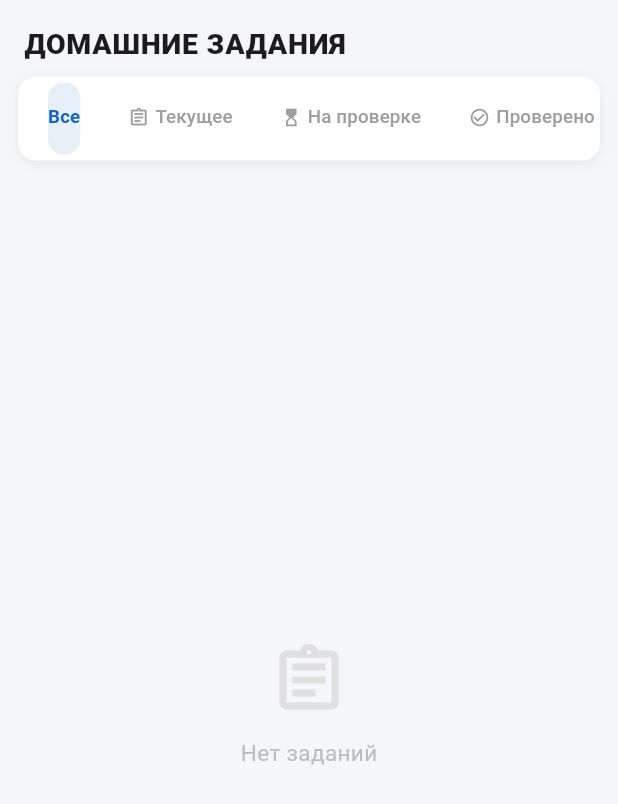
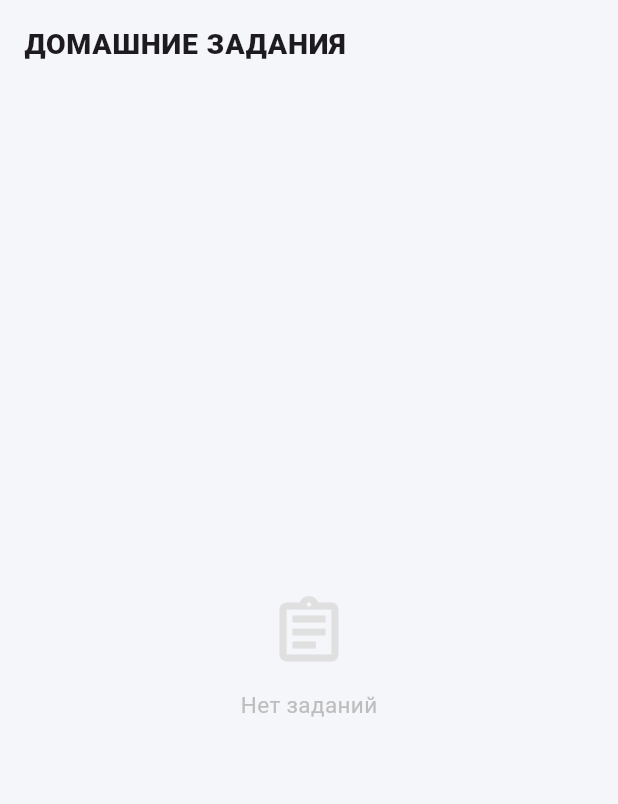
Before and after one commit to pRpJ132/jurnalTop, a Flutter app: the HomeworkScreen screen opened directly, on a phone screen of 412 x 824 dp. Shown: the top 804 px of the screen. Run offline on Flutter 3.47's test engine with Material 3 defaults, Android fonts, the phone set to English and light mode, and no system bars; our stand-ins replace fl_chart, flutter_secure_storage, flutter_svg, logger, shared_preferences, toastification; accounts and stored records are empty; network calls fail.

Commit message:
чуть поменля анимации и убрал старые фильтры так как они не подойдут сто пудов нужны другие

```diff
--- a/lib/screens/main_screen/screens/homework_screen/homework_screen.dart
+++ b/lib/screens/main_screen/screens/homework_screen/homework_screen.dart
@@ -11,9 +11,7 @@ class HomeworkScreen extends StatefulWidget {
   State<HomeworkScreen> createState() => _HomeworkScreenState();
 }
 
-class _HomeworkScreenState extends State<HomeworkScreen>
-    with SingleTickerProviderStateMixin {
-  late TabController _tabController;
+class _HomeworkScreenState extends State<HomeworkScreen> {
 
   final Map<int, List<dynamic>> homeworkByStatus = {
     0: [],
@@ -29,20 +27,11 @@ class _HomeworkScreenState extends State<HomeworkScreen>
     3: false,
   };
 
-  static const List<int?> _tabStatuses = [null, 3, 2, 1, 0];
-
   @override
   void initState() {
     super.initState();
-    _tabController = TabController(length: 5, vsync: this);
     _loadHomework();
     _loadCounts();
-  }
-
-  @override
-  void dispose() {
-    _tabController.dispose();
-    super.dispose();
   }
 
   Future<void> _loadHomework() async {
@@ -81,13 +70,13 @@ class _HomeworkScreenState extends State<HomeworkScreen>
   Color _getStatusColor(int status) {
     switch (status) {
       case 0:
-        return const Color(0xFFD32F2F);
+        return const Color.fromARGB(255, 211, 47, 47);
       case 1:
-        return const Color(0xFF2E7D32);
+        return const Color.fromARGB(255, 46, 125, 50);
       case 2:
-        return const Color(0xFFE65100);
+        return const Color.fromARGB(255, 223, 203, 19);
       case 3:
-        return const Color(0xFF1565C0);
+        return const Color.fromARGB(255, 21, 101, 192);
       default:
         return Colors.grey;
     }
@@ -192,13 +181,6 @@ class _HomeworkScreenState extends State<HomeworkScreen>
           color: Colors.white,
           borderRadius: BorderRadius.circular(10),
           border: Border.all(color: color.withOpacity(0.4), width: 1.2),
-          boxShadow: [
-            BoxShadow(
-              color: color.withOpacity(0.06),
-              blurRadius: 6,
-              offset: const Offset(0, 2),
-            ),
-          ],
         ),
         child: IntrinsicHeight(
           child: Row(
@@ -281,7 +263,7 @@ class _HomeworkScreenState extends State<HomeworkScreen>
                             style: TextStyle(
                               fontSize: 10,
                               color: Colors.grey.shade500,
-                              fontStyle: FontStyle.italic,
+                              fontWeight: FontWeight.bold
                             ),
                           ),
                         ],
@@ -308,38 +290,42 @@ class _HomeworkScreenState extends State<HomeworkScreen>
     final isCollapsed = _collapsed[status] ?? false;
 
     return Column(
-      crossAxisAlignment: CrossAxisAlignment.start,
+      crossAxisAlignment: CrossAxisAlignment.center,
       children: [
         _buildStatusHeader(status),
         AnimatedCrossFade(
           firstChild: Column(
-            children: list.map(_buildHomeworkItem).toList(),
+            children: [
+              ...list.map(_buildHomeworkItem),
+              TextButton(
+                style: TextButton.styleFrom(
+                  overlayColor: const Color.fromARGB(255, 30, 121, 163),
+                  elevation: 0
+                ),
+                onPressed: () {},
+                child: Text(
+                  "Показать еще",
+                  style: TextStyle(
+                    color: Colors.lightBlueAccent
+                  ),
+                ),
+              ),
+            ],
           ),
           secondChild: const SizedBox(height: 0),
           crossFadeState: isCollapsed
               ? CrossFadeState.showSecond
               : CrossFadeState.showFirst,
-          duration: const Duration(milliseconds: 250),
+          sizeCurve: Curves.easeInOut,
+          duration: const Duration(milliseconds: 350),
         ),
-        const SizedBox(height: 8),
+        const SizedBox(height: 18),
       ],
     );
   }
 
-  Widget _buildTabBody(int? filterStatus) {
+  Widget _buildTabBody() {
     final statuses = [3, 2, 1, 0];
-
-    if (filterStatus != null) {
-      final list = homeworkByStatus[filterStatus] ?? [];
-      if (list.isEmpty) {
-        return _buildEmpty();
-      }
-      return ListView.builder(
-        padding: const EdgeInsets.fromLTRB(16, 12, 16, 24),
-        itemCount: list.length,
-        itemBuilder: (_, i) => _buildHomeworkItem(list[i]),
-      );
-    }
 
     final hasAny = statuses.any((s) => homeworkByStatus[s]!.isNotEmpty);
     if (!hasAny) return _buildEmpty();
@@ -634,88 +620,8 @@ class _HomeworkScreenState extends State<HomeworkScreen>
             ),
           ),
 
-          Container(
-            margin: const EdgeInsets.symmetric(horizontal: 12),
-            decoration: BoxDecoration(
-              color: Colors.white,
-              borderRadius: BorderRadius.circular(12),
-              boxShadow: [
-                BoxShadow(
-                  color: Colors.black.withOpacity(0.06),
-                  blurRadius: 6,
-                  offset: const Offset(0, 2),
-                ),
-              ],
-            ),
-            child: TabBar(
-              controller: _tabController,
-              isScrollable: true,
-              tabAlignment: TabAlignment.start,
-              dividerColor: Colors.transparent,
-              indicatorColor: Colors.transparent,
-              indicator: BoxDecoration(
-                color: const Color(0xFF1565C0).withOpacity(0.1),
-                borderRadius: BorderRadius.circular(10),
-              ),
-              labelColor: const Color(0xFF1565C0),
-              unselectedLabelColor: Colors.grey.shade500,
-              labelStyle: const TextStyle(
-                fontWeight: FontWeight.w700,
-                fontSize: 12.5,
-              ),
-              unselectedLabelStyle: const TextStyle(
-                fontWeight: FontWeight.w500,
-                fontSize: 12.5,
-              ),
-              padding: const EdgeInsets.all(4),
-              tabs: [
-                const Tab(text: "Все"),
-                ..._tabStatuses.skip(1).map((s) {
-                  final count = homeworkCounts[s] ??
-                      homeworkByStatus[s]!.length;
-                  return Tab(
-                    child: Row(
-                      mainAxisSize: MainAxisSize.min,
-                      children: [
-                        Icon(_getStatusIcon(s!), size: 14),
-                        const SizedBox(width: 4),
-                        Text(_getStatusText(s)),
-                        if (count > 0) ...[
-                          const SizedBox(width: 4),
-                          Container(
-                            padding: const EdgeInsets.symmetric(
-                                horizontal: 5, vertical: 1),
-                            decoration: BoxDecoration(
-                              color: _getStatusColor(s).withOpacity(0.15),
-                              borderRadius: BorderRadius.circular(8),
-                            ),
-                            child: Text(
-                              "$count",
-                              style: TextStyle(
-                                fontSize: 10,
-                                fontWeight: FontWeight.bold,
-                                color: _getStatusColor(s),
-                              ),
-                            ),
-                          ),
-                        ],
-                      ],
-                    ),
-                  );
-                }),
-              ],
-            ),
-          ),
-
-          const SizedBox(height: 8),
-
           Expanded(
-            child: TabBarView(
-              controller: _tabController,
-              children: _tabStatuses
-                  .map((s) => _buildTabBody(s))
-                  .toList(),
-            ),
+            child: _buildTabBody()
           ),
         ],
       ),
```
